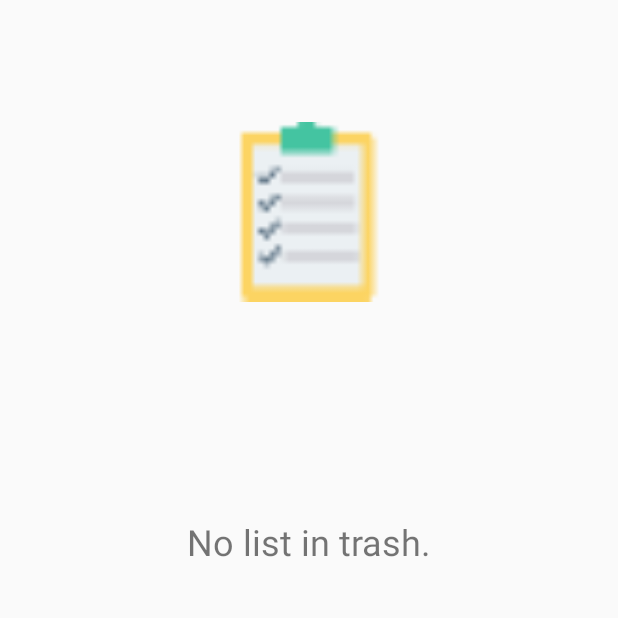
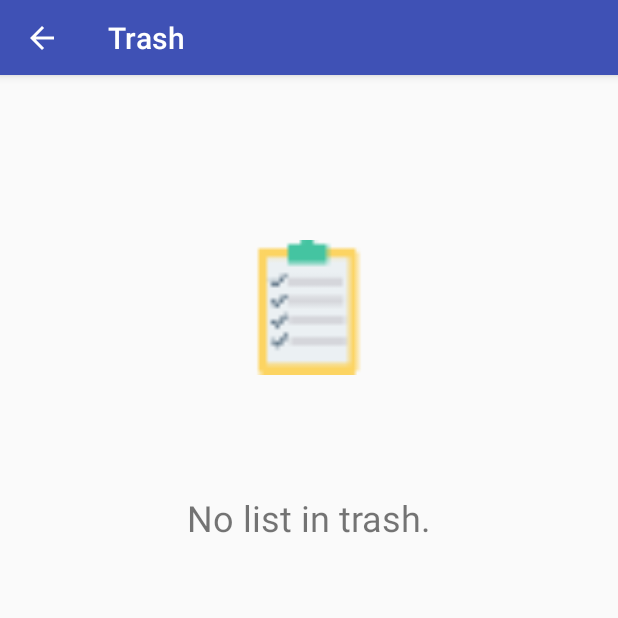
Before and after one commit to jasmina94/shopping-expert, an Android app: the TrashActivity screen opened directly, with no data from a screen before it, on a phone screen of 412 x 824 dp, the top half of it. Run offline under Robolectric (Android 15) with nearby library versions, the phone set to English and light mode, and no system bars; 2 statements that could not run were skipped.

Commit message:
Implemented trash with restore and delete list functionalities.

```diff
--- a/MDJ/app/src/main/java/com/ftn/mdj/activities/MainActivity.java
+++ b/MDJ/app/src/main/java/com/ftn/mdj/activities/MainActivity.java
@@ -211,9 +211,11 @@ public class MainActivity extends AppCompatActivity implements NavigationView.On
             emailText.setVisibility(View.VISIBLE);
             emailText.setText(userEmail);
             navMenu.findItem(R.id.mnu_logout).setVisible(true);
+            navMenu.findItem(R.id.mnu_trash).setVisible(true);
         } else {
             emailText.setVisibility(View.INVISIBLE);
             navMenu.findItem(R.id.mnu_logout).setVisible(false);
+            navMenu.findItem(R.id.mnu_trash).setVisible(false);
         }
     }
 
--- a/MDJ/app/src/main/java/com/ftn/mdj/activities/MapsActivity.java
+++ b/MDJ/app/src/main/java/com/ftn/mdj/activities/MapsActivity.java
@@ -389,8 +389,7 @@ public class MapsActivity extends AppCompatActivity
             public void handleMessage(Message msg) {
                 GenericResponse<Boolean> response = (GenericResponse<Boolean>) msg.obj;
                 if (response.isSuccessfulOperation()) {
-                    UtilHelper.showToastMessage(MapsActivity.this, "Successfully added location!", UtilHelper.ToastLength.SHORT);
-                    //mainFragment.restartFragment();
+                    //UtilHelper.showToastMessage(MapsActivity.this, "Successfully added location!", UtilHelper.ToastLength.SHORT);
                 } else {
                     UtilHelper.showToastMessage(MapsActivity.this, "Error while adding location!", UtilHelper.ToastLength.SHORT);
                 }
--- a/MDJ/app/src/main/java/com/ftn/mdj/activities/TrashActivity.java
+++ b/MDJ/app/src/main/java/com/ftn/mdj/activities/TrashActivity.java
@@ -7,6 +7,7 @@ import android.os.Bundle;
 import android.support.v7.widget.LinearLayoutManager;
 import android.support.v7.widget.RecyclerView;
 import android.support.v7.widget.Toolbar;
+import android.view.MenuItem;
 import android.view.View;
 import android.widget.ImageView;
 import android.widget.TextView;
@@ -24,6 +25,8 @@ import java.util.List;
 
 public class TrashActivity extends AppCompatActivity {
 
+    public static TrashActivity instance;
+
     private RecyclerView mRecyclerView;
     private RecyclerView.Adapter mAdapter;
     private FloatingActionButton mBtnAddList;
@@ -38,9 +41,9 @@ public class TrashActivity extends AppCompatActivity {
         super.onCreate(savedInstanceState);
         setContentView(R.layout.activity_trash);
 
-        ArrayList<ShoppingListDTO> list = (ArrayList<ShoppingListDTO>) getIntent().getSerializableExtra("archivedShoppingLists");
+        instance = this;
 
-        archivedShoppingLists = list;
+        archivedShoppingLists = (ArrayList<ShoppingListDTO>) getIntent().getSerializableExtra("archivedShoppingLists");
 
         mRecyclerView = (RecyclerView)findViewById(R.id.trash_recycler_view);
         mRecyclerView.setHasFixedSize(true);
@@ -52,8 +55,6 @@ public class TrashActivity extends AppCompatActivity {
         mEmptyView = (TextView) findViewById(R.id.trash_empty_view);
         mEmptyImgView = (ImageView) findViewById(R.id.trash_empty_view_img);
 
-        Toast.makeText(TrashActivity.this, "trash", Toast.LENGTH_SHORT).show();
-
         if(archivedShoppingLists.size()!=0){
             mRecyclerView.setVisibility(View.VISIBLE);
             mEmptyView.setVisibility(View.INVISIBLE);
@@ -63,9 +64,20 @@ public class TrashActivity extends AppCompatActivity {
             mEmptyView.setVisibility(View.VISIBLE);
             mEmptyImgView.setVisibility(View.VISIBLE);
         }
-        /*mToolbar = (Toolbar) findViewById(R.id.toolbar);
+        mToolbar = (Toolbar) findViewById(R.id.toolbar_trash);
         setSupportActionBar(mToolbar);
         getSupportActionBar().setDisplayShowHomeEnabled(true);
-        getSupportActionBar().setDisplayHomeAsUpEnabled(true);*/
+        getSupportActionBar().setDisplayHomeAsUpEnabled(true);
+    }
+
+    @Override
+    public boolean onOptionsItemSelected(MenuItem item){
+        int id = item.getItemId();
+
+        if(id==android.R.id.home){
+            this.finish();
+        }
+
+        return super.onOptionsItemSelected(item);
     }
 }
--- a/MDJ/app/src/main/java/com/ftn/mdj/services/IListService.java
+++ b/MDJ/app/src/main/java/com/ftn/mdj/services/IListService.java
@@ -42,4 +42,10 @@ public interface IListService {
     @PUT(USER_PREFIX + "/updateLocation/{listId}/{latitude}/{longitude}")
     Call<GenericResponse<Boolean>> updateLocation(@Path("listId") Long listId, @Path("latitude") Double latitude, @Path("longitude") Double longitude);
 
+    @PUT(USER_PREFIX + "/restore/{listId}")
+    Call<GenericResponse<Boolean>> restore(@Path("listId") Long listId);
+
+    @DELETE(USER_PREFIX + "/deleteList/{listId}")
+    Call<GenericResponse<Boolean>> deleteList(@Path("listId") Long listId);
+
 }
--- a/MDJ/app/src/main/java/com/ftn/mdj/threads/GetArchivedListsThread.java
+++ b/MDJ/app/src/main/java/com/ftn/mdj/threads/GetArchivedListsThread.java
@@ -41,13 +41,13 @@ public class GetArchivedListsThread extends Thread{
 
                     @Override
                     public void onResponse(Call<GenericResponse<List<ShoppingListDTO>>> call, Response<GenericResponse<List<ShoppingListDTO>>> response) {
-                        System.out.println("Getting lists successfully!");
+                        System.out.println("Getting archived lists successfully!");
                         archivedListHandler.sendMessage(ServiceUtils.getHandlerMessageFromResponse(response));
                     }
 
                     @Override
                     public void onFailure(Call<GenericResponse<List<ShoppingListDTO>>> call, Throwable t) {
-                        System.out.println("Error getting lists!");
+                        System.out.println("Error getting archived lists!");
                         archivedListHandler.sendMessage(GenericResponse.getGenericServerErrorResponseMessage());
                     }
                 });
--- a/MDJ/app/src/main/java/com/ftn/mdj/utils/ConnectionConfig.java
+++ b/MDJ/app/src/main/java/com/ftn/mdj/utils/ConnectionConfig.java
@@ -7,6 +7,6 @@ package com.ftn.mdj.utils;
 public class ConnectionConfig {
 
     //TODO : Change localhost to exact address when testing on phone
-    //public static final String SERVICE_PATH = "http://192.168.15.160:8080";
-    public static final String SERVICE_PATH = "http://192.168.0.13:8080";
+    public static final String SERVICE_PATH = "http://192.168.15.160:8080";
+    //public static final String SERVICE_PATH = "http://192.168.0.13:8080";
 }
--- a/MDJ/app/src/main/res/layout/activity_trash.xml
+++ b/MDJ/app/src/main/res/layout/activity_trash.xml
@@ -4,16 +4,35 @@
     xmlns:tools="http://schemas.android.com/tools"
     android:layout_width="match_parent"
     android:layout_height="wrap_content"
-    android:paddingBottom="16dp"
-    android:paddingLeft="16dp"
-    android:paddingRight="16dp"
-    android:paddingTop="16dp"
+
     tools:context=".activities.TrashActivity">
+
+    <android.support.design.widget.AppBarLayout
+        android:id="@+id/appbar"
+        android:layout_width="match_parent"
+        android:layout_height="wrap_content"
+        android:theme="@style/AppTheme.AppBarOverlay">
+
+        <android.support.v7.widget.Toolbar
+            android:id="@+id/toolbar_trash"
+            android:layout_width="match_parent"
+            android:layout_height="50dp"
+            android:background="?attr/colorPrimary"
+            app:layout_scrollFlags="scroll|enterAlways"
+            app:popupTheme="@style/AppTheme.PopupOverlay"
+            app:title="@string/title_trash">
+
+        </android.support.v7.widget.Toolbar>
+    </android.support.design.widget.AppBarLayout>
 
     <android.support.v7.widget.RecyclerView
         android:id="@+id/trash_recycler_view"
-        android:layout_width="match_parent"
-        android:layout_height="wrap_content">
+        android:layout_width="wrap_content"
+        android:layout_height="wrap_content"
+        android:paddingBottom="16dp"
+        android:paddingLeft="16dp"
+        android:paddingRight="16dp"
+        android:paddingTop="65dp">
 
     </android.support.v7.widget.RecyclerView>
 
@@ -25,6 +44,7 @@
         android:contentDescription="@string/no_trash"
         android:minHeight="250dp"
         android:minWidth="120dp"
+        android:paddingTop="160dp"
         android:src="@drawable/shopping_list" />
 
     <TextView
--- a/MDJ/app/src/main/res/menu/trash_option_menu.xml
+++ b/MDJ/app/src/main/res/menu/trash_option_menu.xml
@@ -1,5 +1,5 @@
 <?xml version="1.0" encoding="utf-8"?>
 <menu xmlns:android="http://schemas.android.com/apk/res/android">
-    <item android:id="@+id/mnu_recover" android:title="Recover" />
+    <item android:id="@+id/mnu_restore" android:title="Restore" />
     <item android:id="@+id/mnu_delete" android:title="Delete" />
 </menu>
--- a/MDJ/app/src/main/res/values/strings.xml
+++ b/MDJ/app/src/main/res/values/strings.xml
@@ -87,4 +87,6 @@
     <string name="rename_list">Rename List</string>
     <string name="new_list_name">New list name</string>
     <string name="no_trash">No list in trash.</string>
+    <string name="title_trash">Trash</string>
+    <string name="title_map">Shopping place</string>
 </resources>
--- a/shoping-expert-services/src/main/java/com/ftn/service/IShoppingListService.java
+++ b/shoping-expert-services/src/main/java/com/ftn/service/IShoppingListService.java
@@ -23,7 +23,7 @@ public interface IShoppingListService {
 
     void addReminder(Long listId, LocalDateTime reminder);
 
-    boolean revive(long listId);
+    boolean restore(long listId);
 
     boolean updateName(long listId, String listName);
 
@@ -32,4 +32,6 @@ public interface IShoppingListService {
     boolean saveListsFromLocalStorage(Long loggedUserId, List<ShoppingListDTO> list);
 
     boolean updateLocation(long listId, Double latitude, Double longitude);
+
+    boolean deleteList(long listId);
 }
```
Also changed, not shown: MDJ/app/src/main/java/com/ftn/mdj/adapters/TrashAdapter.java (+13 -8 lines), MDJ/app/src/main/java/com/ftn/mdj/threads/DeleteListThread.java (added, +76 -0 lines), MDJ/app/src/main/java/com/ftn/mdj/threads/RestoreListThread.java (added, +80 -0 lines), MDJ/app/src/main/res/layout/activity_maps.xml (+3 -4 lines), MDJ/app/src/main/res/layout/trash_list_item.xml (+5 -4 lines), shoping-expert-services/src/main/java/com/ftn/controller/ShoppingListController.java (+27 -6 lines), shoping-expert-services/src/main/java/com/ftn/service/serviceImplementation/ShoppingListService.java (+14 -1 lines).
